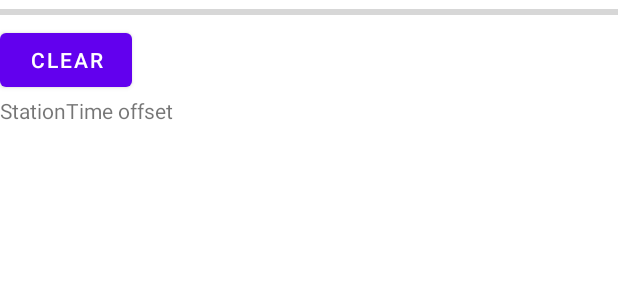
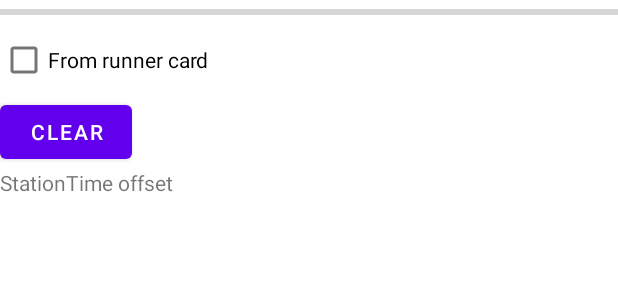
Before and after one commit to sakhnik/arduin-o-punch, an Android app: the layout read_service_view.xml on its own in the app's theme, with its tools: preview values and no code run, on a phone screen of 412 x 824 dp. Shown: the top 300 px of the screen. Run offline under Robolectric (Android 15) with nearby library versions, the phone set to English and light mode, and no system bars.

Commit message:
Allow reading clock offsets from runner cards too

```diff
--- a/android/app/src/main/res/layout/punch_view.xml
+++ b/android/app/src/main/res/layout/punch_view.xml
@@ -14,7 +14,7 @@
         android:inputType="number"
         android:max="255"
         android:maxLength="3"
-        android:min="1"
+        android:min="0"
         android:padding="16dp"
         android:text="31"
         app:layout_constraintTop_toBottomOf="@+id/frameProgressBar"
--- a/android/app/src/main/res/layout/read_service_view.xml
+++ b/android/app/src/main/res/layout/read_service_view.xml
@@ -6,13 +6,21 @@
 
     <include layout="@layout/common" />
 
+    <CheckBox
+        android:id="@+id/checkBoxServiceFromRunner"
+        android:layout_width="wrap_content"
+        android:layout_height="wrap_content"
+        android:text="From runner card"
+        app:layout_constraintTop_toBottomOf="@+id/frameProgressBar"
+        app:layout_constraintStart_toStartOf="parent" />
+
     <Button
         android:id="@+id/button_clear_clocks"
         android:layout_width="wrap_content"
         android:layout_height="wrap_content"
         android:text="Clear"
         app:layout_constraintStart_toStartOf="parent"
-        app:layout_constraintTop_toBottomOf="@+id/frameProgressBar" />
+        app:layout_constraintTop_toBottomOf="@+id/checkBoxServiceFromRunner" />
 
     <ScrollView
         android:layout_width="match_parent"
```
Also changed, not shown: android/app/src/main/java/com/sakhnik/arduinopunch/MainActivity.kt (+10 -7 lines).
